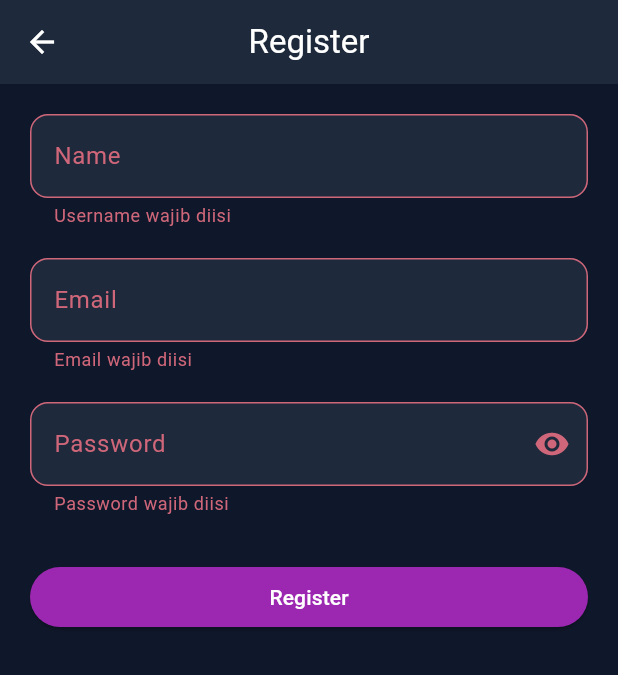
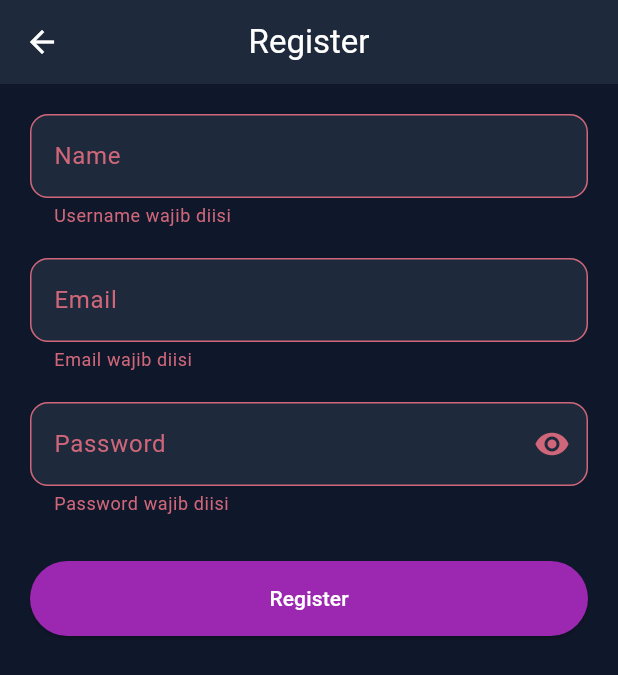
Before and after one commit to RealBlueZ/Honkai-Star-Retail, a Flutter app: the RegisterPage screen opened by its route, after a tap on "Register", on a phone screen of 412 x 824 dp. Shown: the top 675 px of the screen. Run offline on Flutter 3.47's test engine with Material 3 defaults, Android fonts, the phone set to English and light mode, and no system bars.

Commit message:
update register logic

```diff
--- a/fe_honkai_star_retail/lib/pages/auth/register_page.dart
+++ b/fe_honkai_star_retail/lib/pages/auth/register_page.dart
@@ -94,13 +94,10 @@ class _RegisterPageState extends State<RegisterPage> {
   Widget build(BuildContext context) {
     return Scaffold(
       appBar: AppBar(title: const Text("Register")),
-
       body: Padding(
         padding: const EdgeInsets.all(20),
-
         child: Form(
           key: _formKey,
-
           child: Column(
             children: [
               TextFormField(
@@ -173,19 +170,20 @@ class _RegisterPageState extends State<RegisterPage> {
 
               SizedBox(
                 width: double.infinity,
+                height: 50,
+                child: ElevatedButton(
+                  onPressed: isLoading ? null : () {
 
-                child: ElevatedButton(
-                  onPressed: () {
                     if (_formKey.currentState!.validate()) {
+                      registerUser();
+
                       ScaffoldMessenger.of(context).showSnackBar(
                         const SnackBar(content: Text("Register berhasil")),
                       );
-
                       Navigator.pushNamed(context, '/login');
                     }
                   },
-
-                  child: const Text("Register"),
+                  child: isLoading ? const SizedBox(height: 20,) : const Text("Register"),
                 ),
               ),
             ],
```
Also changed, not shown: fe_honkai_star_retail/lib/themes/app_theme.dart (line endings or trailing spaces).
